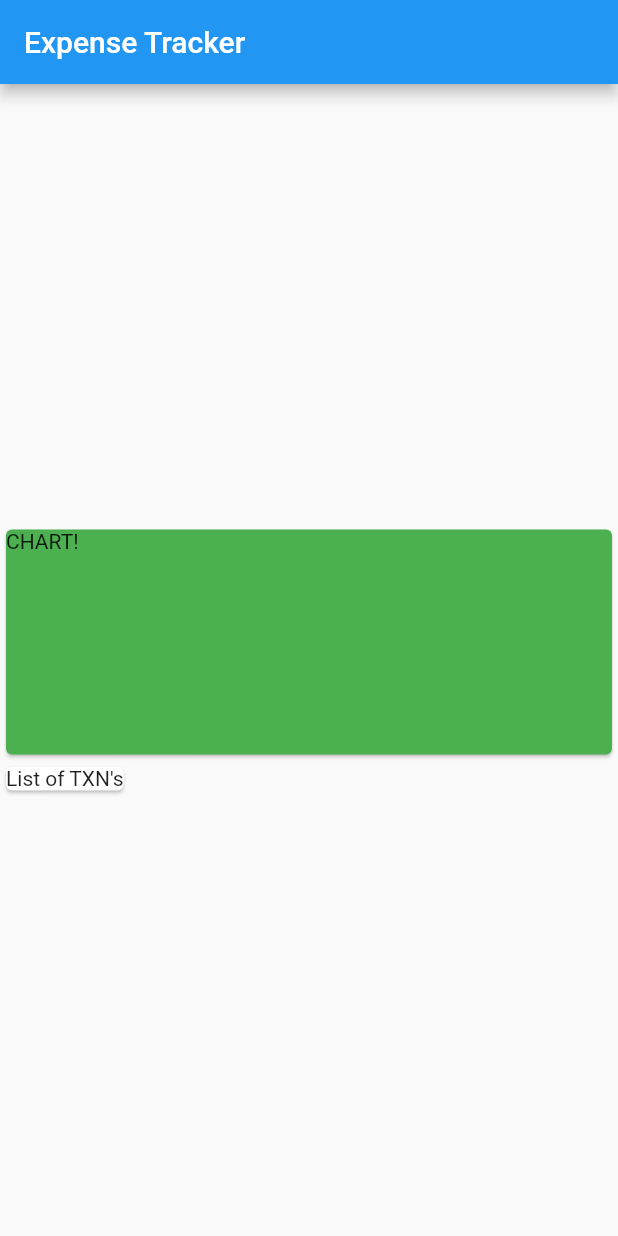
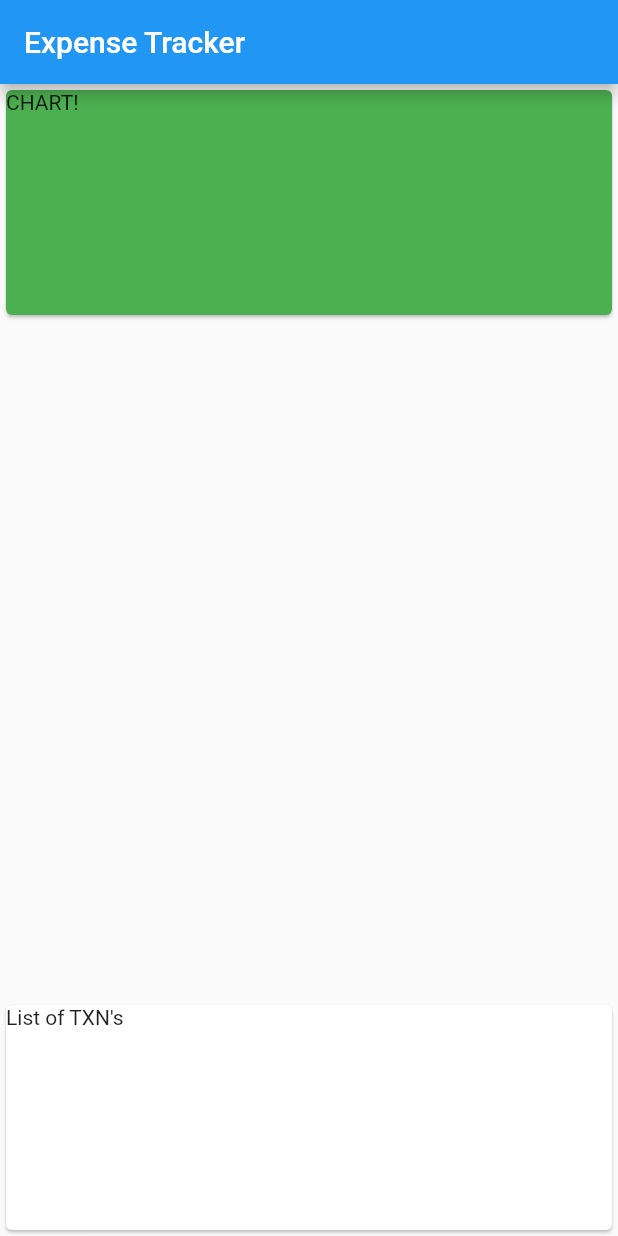
Before and after one commit to aayushgulia666/ExpensePlanner, a Flutter app: the screen it shows after launch, on a phone screen of 412 x 824 dp. Run offline on Flutter 3.47's test engine with Material 2 defaults, Android fonts, the phone set to English and light mode, and no system bars.

Commit message:
Alignment and height adjusted.

```diff
--- a/lib/main.dart
+++ b/lib/main.dart
@@ -22,8 +22,8 @@ class MyHomePage extends StatelessWidget {
         title: Text('Expense Tracker'),
       ),
       body: Column(
-        mainAxisAlignment: MainAxisAlignment.center,
-        crossAxisAlignment: CrossAxisAlignment.start,
+        mainAxisAlignment: MainAxisAlignment.spaceBetween,
+        crossAxisAlignment: CrossAxisAlignment.stretch,
         children: [
           Card(
             child: Container(
@@ -34,7 +34,11 @@ class MyHomePage extends StatelessWidget {
             color: Colors.green,
           ),
           Card(
-            child: Text('List of TXN\'s'),
+            child: Container(
+              child: Text('List of TXN\'s'),
+              width: double.infinity,
+              height: 150,
+            ),
           )
         ],
       ),
```
